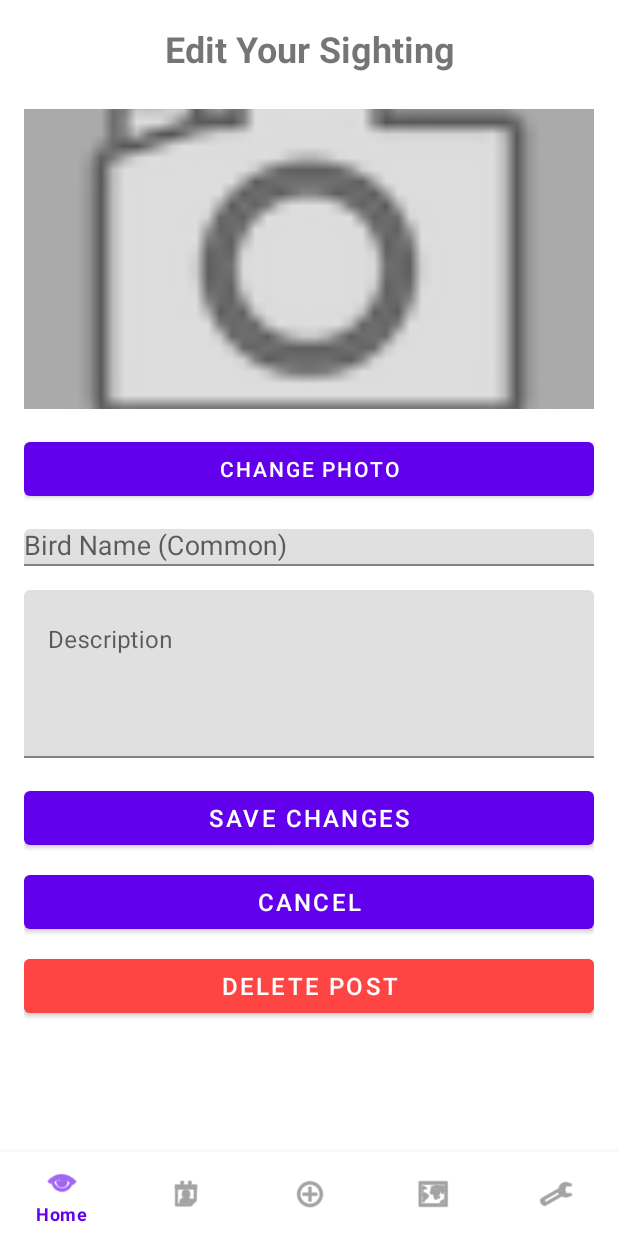
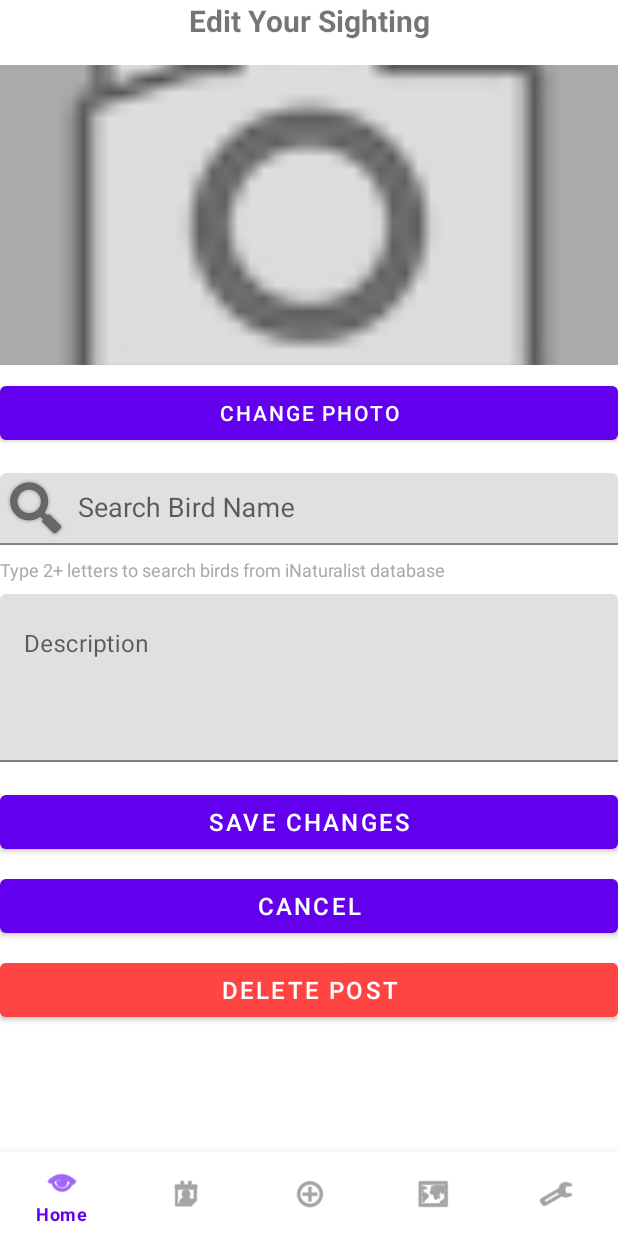
Before and after one commit to YarinCo6/Look-A-Bird, an Android app: the EditPostFragment screen opened through its navigation route, on a phone screen of 412 x 824 dp. Run offline under Robolectric (Android 15) with nearby library versions, the phone set to English and light mode, and no system bars; our stand-ins replace Firebase (no records; nobody signed in at launch, a user with empty details on screens opened directly), navigation-ui; pictures from the network do not load.

Commit message:
Fixed the Edit profile

```diff
--- a/app/src/main/java/ui/editpost/EditPostFragment.kt
+++ b/app/src/main/java/ui/editpost/EditPostFragment.kt
@@ -6,44 +6,59 @@ import android.os.Bundle
 import android.view.LayoutInflater
 import android.view.View
 import android.view.ViewGroup
-import android.widget.Button
-import android.widget.ImageView
-import android.widget.ProgressBar
-import android.widget.Toast
+import android.widget.*
 import androidx.fragment.app.Fragment
 import androidx.navigation.fragment.findNavController
 import com.bumptech.glide.Glide
 import com.example.look_a_bird.R
+import com.example.look_a_bird.api.ApiRepository
+import com.example.look_a_bird.api.ApiResult
+import com.example.look_a_bird.api.BirdSpecies
+import com.google.android.material.textfield.MaterialAutoCompleteTextView
 import com.google.android.material.textfield.TextInputEditText
 import com.google.firebase.firestore.FirebaseFirestore
 import com.google.firebase.storage.FirebaseStorage
+import androidx.lifecycle.lifecycleScope
+import kotlinx.coroutines.Job
+import kotlinx.coroutines.delay
+import kotlinx.coroutines.launch
 
 class EditPostFragment : Fragment() {
 
+    // Views
     private lateinit var imagePostPreview: ImageView
     private lateinit var buttonChangeImage: Button
-    private lateinit var editTextBirdName: TextInputEditText
+    private lateinit var autoCompleteBirdName: MaterialAutoCompleteTextView
     private lateinit var editTextDescription: TextInputEditText
     private lateinit var buttonSaveChanges: Button
     private lateinit var buttonCancel: Button
     private lateinit var buttonDeletePost: Button
     private lateinit var progressBar: ProgressBar
+    private lateinit var birdSearchProgress: ProgressBar
 
+    // Firebase
+    private val db = FirebaseFirestore.getInstance()
+    private val storage = FirebaseStorage.getInstance()
+
+    // Data
     private var currentPost: Post? = null
     private var postId: String = ""
     private var selectedImageUri: Uri? = null
     private var isImageChanged = false
 
-    private val db = FirebaseFirestore.getInstance()
-    private val storage = FirebaseStorage.getInstance()
+    // iNaturalist Search
+    private val apiRepository = ApiRepository.getInstance()
+    private var selectedBird: BirdSpecies? = null
+    private var searchJob: Job? = null
+    private var isSelecting = false
+    private val birdSuggestionsMap = linkedMapOf<String, BirdSpecies>()
+    private lateinit var birdAdapter: ArrayAdapter<String>
 
     override fun onCreate(savedInstanceState: Bundle?) {
         super.onCreate(savedInstanceState)
         arguments?.let {
             postId = it.getString("postId", "")
         }
-
-
     }
 
     override fun onCreateView(
@@ -58,35 +73,98 @@ class EditPostFragment : Fragment() {
         super.onViewCreated(view, savedInstanceState)
         setupViews(view)
         setupClickListeners()
+        setupBirdSearch()
         loadPostData()
     }
 
     private fun setupViews(view: View) {
         imagePostPreview = view.findViewById(R.id.image_post_preview)
         buttonChangeImage = view.findViewById(R.id.button_change_image)
-        editTextBirdName = view.findViewById(R.id.edit_text_bird_name)
+        autoCompleteBirdName = view.findViewById(R.id.auto_complete_bird_name)
         editTextDescription = view.findViewById(R.id.edit_text_description)
         buttonSaveChanges = view.findViewById(R.id.button_save_changes)
         buttonCancel = view.findViewById(R.id.button_cancel)
         buttonDeletePost = view.findViewById(R.id.button_delete_post)
         progressBar = view.findViewById(R.id.progress_bar)
+        birdSearchProgress = view.findViewById(R.id.bird_search_progress)
     }
 
     private fun setupClickListeners() {
-        buttonChangeImage.setOnClickListener {
-            pickImage()
+        buttonChangeImage.setOnClickListener { pickImage() }
+        buttonSaveChanges.setOnClickListener { saveChanges() }
+        buttonCancel.setOnClickListener { findNavController().navigateUp() }
+        buttonDeletePost.setOnClickListener { confirmDelete() }
+    }
+
+    private fun setupBirdSearch() {
+        birdAdapter = ArrayAdapter(
+            requireContext(),
+            android.R.layout.simple_dropdown_item_1line,
+            mutableListOf()
+        )
+        autoCompleteBirdName.setAdapter(birdAdapter)
+        autoCompleteBirdName.threshold = 2
+
+        autoCompleteBirdName.addTextChangedListener(object : android.text.TextWatcher {
+            override fun beforeTextChanged(s: CharSequence?, start: Int, count: Int, after: Int) {}
+            override fun onTextChanged(s: CharSequence?, start: Int, before: Int, count: Int) {}
+            override fun afterTextChanged(s: android.text.Editable?) {
+                if (isSelecting) return
+
+                val query = s.toString().trim()
+                if (query.length >= 2) {
+                    searchBirds(query)
+                } else if (query.isEmpty()) {
+                    selectedBird = null
+                }
+            }
+        })
+
+        autoCompleteBirdName.setOnItemClickListener { _, _, position, _ ->
+            isSelecting = true
+
+            val selectedName = birdAdapter.getItem(position)
+            val selected = birdSuggestionsMap[selectedName]
+            if (selected != null) {
+                selectedBird = selected
+                autoCompleteBirdName.setText(selected.commonName, false)
+                autoCompleteBirdName.clearFocus()
+                autoCompleteBirdName.dismissDropDown()
+                Toast.makeText(context, "Selected: ${selected.commonName}", Toast.LENGTH_SHORT).show()
+            }
+
+            view?.postDelayed({ isSelecting = false }, 100)
         }
+    }
 
-        buttonSaveChanges.setOnClickListener {
-            saveChanges()
+    private fun searchBirds(query: String) {
+        searchJob?.cancel()
+        searchJob = lifecycleScope.launch {
+            delay(300)
+            birdSearchProgress.visibility = View.VISIBLE
+            try {
+                when (val result = apiRepository.searchBirds(query)) {
+                    is ApiResult.Success -> updateBirdSuggestions(result.data)
+                    is ApiResult.Error -> Toast.makeText(context, "Search error: ${result.message}", Toast.LENGTH_SHORT).show()
+                    else -> {}
+                }
+            } catch (e: Exception) {
+                Toast.makeText(context, "Network error: ${e.message}", Toast.LENGTH_SHORT).show()
+            }
+            birdSearchProgress.visibility = View.GONE
         }
+    }
 
-        buttonCancel.setOnClickListener {
-            findNavController().navigateUp()
+    private fun updateBirdSuggestions(birds: List<BirdSpecies>) {
+        birdSuggestionsMap.clear()
+        for (bird in birds) {
+            birdSuggestionsMap[bird.commonName] = bird
         }
-
-        buttonDeletePost.setOnClickListener {
-            confirmDelete()
+        birdAdapter.clear()
+        birdAdapter.addAll(birdSuggestionsMap.keys)
+        birdAdapter.notifyDataSetChanged()
+        if (autoCompleteBirdName.hasFocus()) {
+            autoCompleteBirdName.showDropDown()
         }
     }
 
@@ -115,8 +193,18 @@ class EditPostFragment : Fragment() {
 
     private fun populateFields() {
         currentPost?.let { post ->
-            editTextBirdName.setText(post.birdSpecies)
+            autoCompleteBirdName.setText(post.birdSpecies, false)
             editTextDescription.setText(post.description)
+
+            if (post.scientificName.isNotEmpty()) {
+                selectedBird = BirdSpecies(
+                    id = 0,
+                    commonName = post.birdSpecies,
+                    scientificName = post.scientificName,
+                    photoUrl = null,
+                    wikipediaUrl = null
+                )
+            }
 
             if (post.imageUrl.isNotEmpty()) {
                 Glide.with(this)
@@ -149,7 +237,7 @@ class EditPostFragment : Fragment() {
     }
 
     private fun saveChanges() {
-        val birdName = editTextBirdName.text.toString().trim()
+        val birdName = autoCompleteBirdName.text.toString().trim()
         val description = editTextDescription.text.toString().trim()
 
         if (birdName.isEmpty() || description.isEmpty()) {
@@ -159,12 +247,9 @@ class EditPostFragment : Fragment() {
 
         showLoading(true)
 
-        // For demo: auto-fill scientific name if desired
-        val resolvedScientificName = if (birdName.equals("Emu", true)) {
-            "Dromaius novaehollandiae"
-        } else {
-            ""
-        }
+        val scientificName = selectedBird?.scientificName
+            ?: currentPost?.scientificName
+            ?: ""
 
         if (isImageChanged && selectedImageUri != null) {
             val imageRef = storage.reference
@@ -173,7 +258,7 @@ class EditPostFragment : Fragment() {
             imageRef.putFile(selectedImageUri!!)
                 .addOnSuccessListener {
                     imageRef.downloadUrl.addOnSuccessListener { downloadUrl ->
-                        updateFirestore(birdName, description, resolvedScientificName, downloadUrl.toString())
+                        updateFirestore(birdName, description, scientificName, downloadUrl.toString())
                     }
                 }
                 .addOnFailureListener {
@@ -181,12 +266,7 @@ class EditPostFragment : Fragment() {
                     Toast.makeText(context, "Image upload failed.", Toast.LENGTH_SHORT).show()
                 }
         } else {
-            updateFirestore(
-                birdName,
-                description,
-                resolvedScientificName,
-                currentPost?.imageUrl ?: ""
-            )
+            updateFirestore(birdName, description, scientificName, currentPost?.imageUrl ?: "")
         }
     }
 
--- a/app/src/main/res/layout/fragment_edit_post.xml
+++ b/app/src/main/res/layout/fragment_edit_post.xml
@@ -1,9 +1,9 @@
 <?xml version="1.0" encoding="utf-8"?>
 <ScrollView xmlns:android="http://schemas.android.com/apk/res/android"
+    xmlns:app="http://schemas.android.com/apk/res-auto"
     xmlns:tools="http://schemas.android.com/tools"
     android:layout_width="match_parent"
     android:layout_height="match_parent"
-    android:padding="16dp"
     tools:context=".ui.editpost.EditPostFragment">
 
     <LinearLayout
@@ -15,20 +15,20 @@
             android:id="@+id/text_title"
             android:layout_width="match_parent"
             android:layout_height="wrap_content"
-            android:layout_marginBottom="24dp"
+            android:layout_marginBottom="16dp"
             android:gravity="center"
             android:text="Edit Your Sighting"
-            android:textSize="24sp"
+            android:textSize="20sp"
             android:textStyle="bold" />
 
         <ImageView
             android:id="@+id/image_post_preview"
             android:layout_width="match_parent"
             android:layout_height="200dp"
-            android:layout_marginBottom="16dp"
+            android:layout_marginBottom="8dp"
+            android:scaleType="centerCrop"
             android:background="@android:color/darker_gray"
             android:contentDescription="Bird photo preview"
-            android:scaleType="centerCrop"
             android:src="@android:drawable/ic_menu_camera" />
 
         <Button
@@ -38,21 +38,49 @@
             android:layout_marginBottom="16dp"
             android:text="Change Photo" />
 
+        <!-- Bird Name AutoComplete -->
         <com.google.android.material.textfield.TextInputLayout
             android:id="@+id/text_input_bird_name"
             android:layout_width="match_parent"
             android:layout_height="wrap_content"
-            android:layout_marginBottom="16dp"
-            android:hint="Bird Name (Common)">
+            android:layout_marginBottom="8dp"
+            android:hint="Search Bird Name"
+            app:startIconDrawable="@android:drawable/ic_search_category_default">
 
             <AutoCompleteTextView
-                android:id="@+id/edit_text_bird_name"
+                android:id="@+id/auto_complete_bird_name"
                 android:layout_width="match_parent"
-                android:layout_height="wrap_content"
+                android:layout_height="48dp"
                 android:inputType="textCapWords"
-                android:completionThreshold="1"/>
+                android:completionThreshold="2"
+                android:contentDescription="Search for bird species from iNaturalist database"
+                android:importantForAccessibility="yes"/>
         </com.google.android.material.textfield.TextInputLayout>
 
+        <!-- Search progress indicator -->
+        <LinearLayout
+            android:layout_width="match_parent"
+            android:layout_height="wrap_content"
+            android:layout_marginBottom="8dp"
+            android:gravity="center_vertical"
+            android:orientation="horizontal">
+
+            <ProgressBar
+                android:id="@+id/bird_search_progress"
+                android:layout_width="16dp"
+                android:layout_height="16dp"
+                android:layout_marginEnd="8dp"
+                android:visibility="gone" />
+
+            <TextView
+                android:layout_width="wrap_content"
+                android:layout_height="wrap_content"
+                android:text="Type 2+ letters to search birds from iNaturalist database"
+                android:textSize="12sp"
+                android:textColor="@android:color/darker_gray" />
+        </LinearLayout>
+
+        <!-- Description -->
         <com.google.android.material.textfield.TextInputLayout
             android:id="@+id/text_input_description"
             android:layout_width="match_parent"
--- a/app/src/main/res/navigation/nav_graph.xml
+++ b/app/src/main/res/navigation/nav_graph.xml
@@ -103,7 +103,20 @@
         <action
             android:id="@+id/action_user_posts_to_add_post"
             app:destination="@id/addPostFragment" />
+
+        <!-- ✅ ADD THIS ACTION -->
+        <action
+            android:id="@+id/action_user_posts_to_post_map"
+            app:destination="@id/postMapFragment">
+            <argument
+                android:name="latitude"
+                app:argType="float" />
+            <argument
+                android:name="longitude"
+                app:argType="float" />
+        </action>
     </fragment>
+
 
     <!-- Add Post Fragment -->
     <fragment
```
Also changed, not shown: app/src/main/java/ui/profile/UserPostsFragment.kt (+13 -5 lines).
